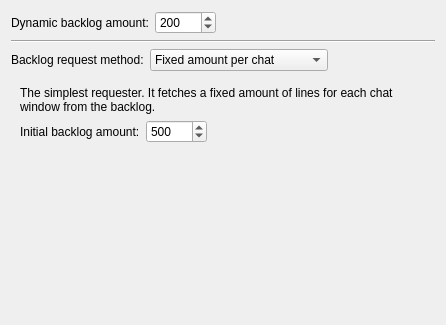
Qt form src/qtui/settingspages/backlogsettingspage.ui (quassel/quassel) before a commit.
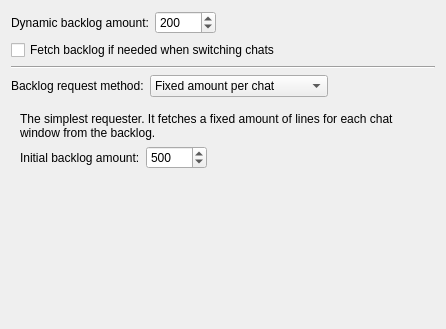
The same form after that commit.

Commit message: client: Optionally ensure backlog on buffer show

```diff
--- a/src/qtui/settingspages/backlogsettingspage.ui
+++ b/src/qtui/settingspages/backlogsettingspage.ui
@@ -7,7 +7,7 @@
     <x>0</x>
     <y>0</y>
     <width>446</width>
-    <height>325</height>
+    <height>329</height>
    </rect>
   </property>
   <property name="windowTitle">
@@ -60,6 +60,22 @@
      </item>
     </layout>
    </item>
+   <item>
+    <widget class="QCheckBox" name="ensureBacklogOnBufferShow">
+     <property name="toolTip">
+      <string>When switching to a chat, more backlog will be fetched if no messages are shown yet or the scrollbar isn't visible.  Useful when not fetching any initial backlog.</string>
+     </property>
+     <property name="text">
+      <string>Fetch backlog if needed when switching chats</string>
+     </property>
+     <property name="settingsKey" stdset="0">
+      <string notr="true">EnsureBacklogOnBufferShow</string>
+     </property>
+     <property name="defaultValue" stdset="0">
+      <bool>true</bool>
+     </property>
+    </widget>
+   </item>
    <item>
     <widget class="Line" name="line">
      <property name="orientation">
```
The commit also changes 6 other files.
